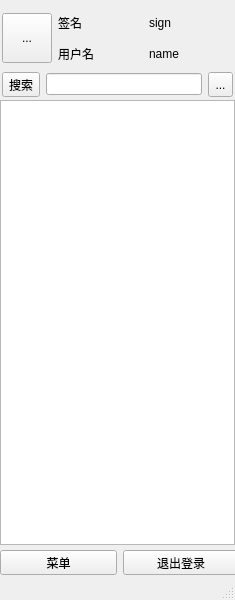
The window that SNITeacher/mainwindow.ui (Modolet/SuperNewIC) describes before a commit, drawn with Qt 5.
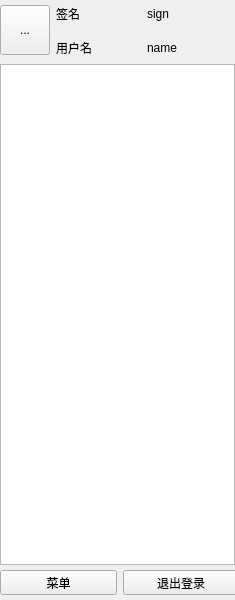
The same window after the commit. Custom widgets are drawn as their Qt base class.

```diff
--- a/SNITeacher/mainwindow.ui
+++ b/SNITeacher/mainwindow.ui
@@ -24,7 +24,7 @@
     <property name="geometry">
      <rect>
       <x>0</x>
-      <y>550</y>
+      <y>570</y>
       <width>239</width>
       <height>25</height>
      </rect>
@@ -50,19 +50,19 @@
     <property name="geometry">
      <rect>
       <x>0</x>
-      <y>100</y>
+      <y>64</y>
       <width>235</width>
-      <height>445</height>
+      <height>501</height>
      </rect>
     </property>
    </widget>
-   <widget class="QWidget" name="">
+   <widget class="QWidget" name="layoutWidget">
     <property name="geometry">
      <rect>
-      <x>2</x>
-      <y>10</y>
+      <x>0</x>
+      <y>0</y>
       <width>231</width>
-      <height>87</height>
+      <height>61</height>
      </rect>
     </property>
     <layout class="QVBoxLayout" name="verticalLayout">
@@ -101,13 +101,6 @@
        </item>
        <item>
         <layout class="QGridLayout" name="gridLayout">
-         <item row="0" column="0">
-          <widget class="QLabel" name="label_signature">
-           <property name="text">
-            <string>签名</string>
-           </property>
-          </widget>
-         </item>
          <item row="0" column="1">
           <widget class="QLabel" name="label_sign">
            <property name="text">
@@ -115,13 +108,6 @@
            </property>
           </widget>
          </item>
-         <item row="1" column="0">
-          <widget class="QLabel" name="label_name">
-           <property name="text">
-            <string>用户名</string>
-           </property>
-          </widget>
-         </item>
          <item row="1" column="1">
           <widget class="QLabel" name="label_name_2">
            <property name="text">
@@ -129,59 +115,30 @@
            </property>
           </widget>
          </item>
+         <item row="1" column="0" alignment="Qt::AlignLeft">
+          <widget class="QLabel" name="label_name">
+           <property name="enabled">
+            <bool>true</bool>
+           </property>
+           <property name="text">
+            <string>用户名</string>
+           </property>
+          </widget>
+         </item>
+         <item row="0" column="0" alignment="Qt::AlignLeft">
+          <widget class="QLabel" name="label_signature">
+           <property name="text">
+            <string>签名</string>
+           </property>
+          </widget>
+         </item>
         </layout>
        </item>
       </layout>
      </item>
-     <item>
-      <layout class="QHBoxLayout" name="horizontalLayout_2">
-       <item>
-        <widget class="QToolButton" name="toolButton_search">
-         <property name="text">
-          <string>搜索</string>
-         </property>
-        </widget>
-       </item>
-       <item>
-        <widget class="QLineEdit" name="lineEdit_search"/>
-       </item>
-       <item>
-        <widget class="QToolButton" name="toolButton_setting">
-         <property name="sizePolicy">
-          <sizepolicy hsizetype="Fixed" vsizetype="Fixed">
-           <horstretch>0</horstretch>
-           <verstretch>0</verstretch>
-          </sizepolicy>
-         </property>
-         <property name="minimumSize">
-          <size>
-           <width>25</width>
-           <height>25</height>
-          </size>
-         </property>
-         <property name="maximumSize">
-          <size>
-           <width>25</width>
-           <height>25</height>
-          </size>
-         </property>
-         <property name="sizeIncrement">
-          <size>
-           <width>25</width>
-           <height>25</height>
-          </size>
-         </property>
-         <property name="text">
-          <string>...</string>
-         </property>
-        </widget>
-       </item>
-      </layout>
-     </item>
     </layout>
    </widget>
   </widget>
-  <widget class="QStatusBar" name="statusbar"/>
  </widget>
  <customwidgets>
   <customwidget>
```
